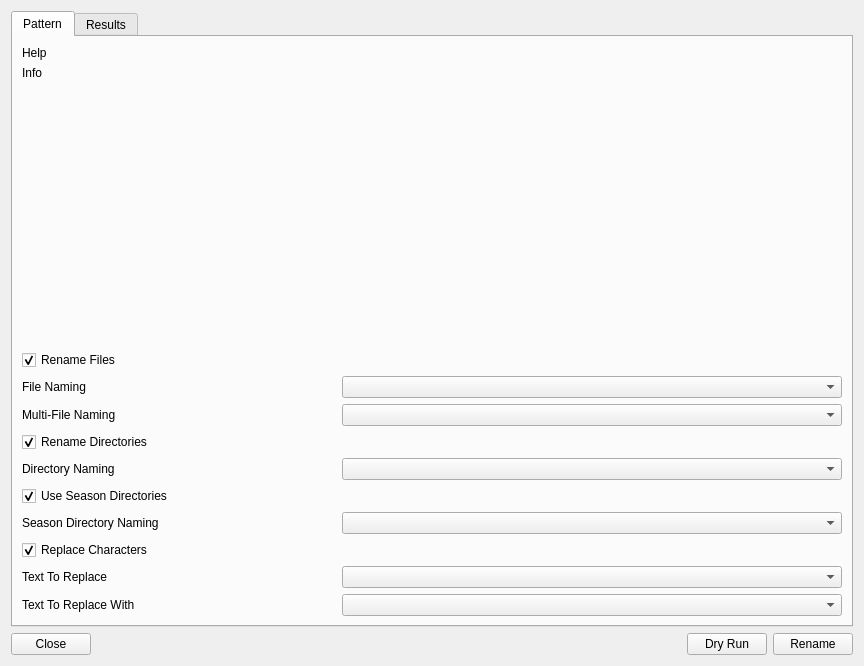
The window that src/ui/renamer/RenamerDialog.ui (Komet/MediaElch) describes before a commit, drawn with Qt 5.
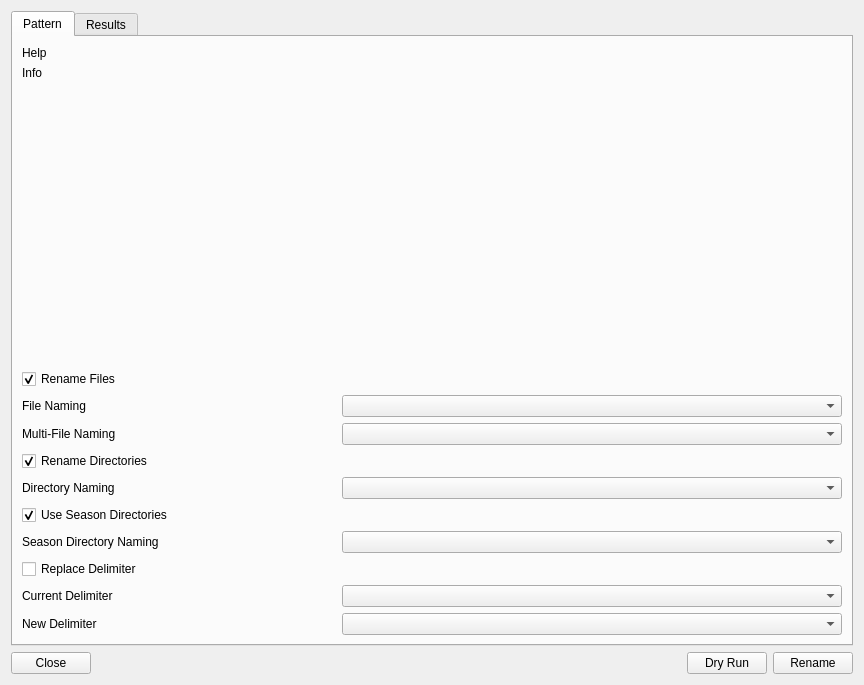
The same window after the commit. Icons and pictures are not drawn. Custom widgets are drawn as their Qt base class.

Commit message: changed names + add in RenamerConfig structure

```diff
--- a/src/ui/renamer/RenamerDialog.ui
+++ b/src/ui/renamer/RenamerDialog.ui
@@ -10,7 +10,7 @@
     <x>0</x>
     <y>0</y>
     <width>864</width>
-    <height>666</height>
+    <height>685</height>
    </rect>
   </property>
   <property name="windowTitle">
@@ -107,7 +107,7 @@
          <item row="8" column="0">
           <widget class="QLabel" name="label_3">
            <property name="text">
-            <string>Text To Replace</string>
+            <string>Current Delimiter</string>
            </property>
           </widget>
          </item>
@@ -167,7 +167,7 @@
          <item row="9" column="0">
           <widget class="QLabel" name="label_4">
            <property name="text">
-            <string>Text To Replace With</string>
+            <string>New Delimiter</string>
            </property>
           </widget>
          </item>
@@ -244,10 +244,10 @@
          <item row="7" column="0">
           <widget class="QCheckBox" name="chkReplaceChars">
            <property name="text">
-            <string>Replace Characters</string>
+            <string>Replace Delimiter</string>
            </property>
            <property name="checked">
-            <bool>true</bool>
+            <bool>false</bool>
            </property>
           </widget>
          </item>
@@ -293,6 +293,9 @@
              <height>16777215</height>
             </size>
            </property>
+           <property name="layoutDirection">
+            <enum>Qt::LeftToRight</enum>
+           </property>
           </widget>
          </item>
         </layout>
```
Left out of the diff: 6 changed lines with no effect on the pictures. The commit also changes 3 other files.
